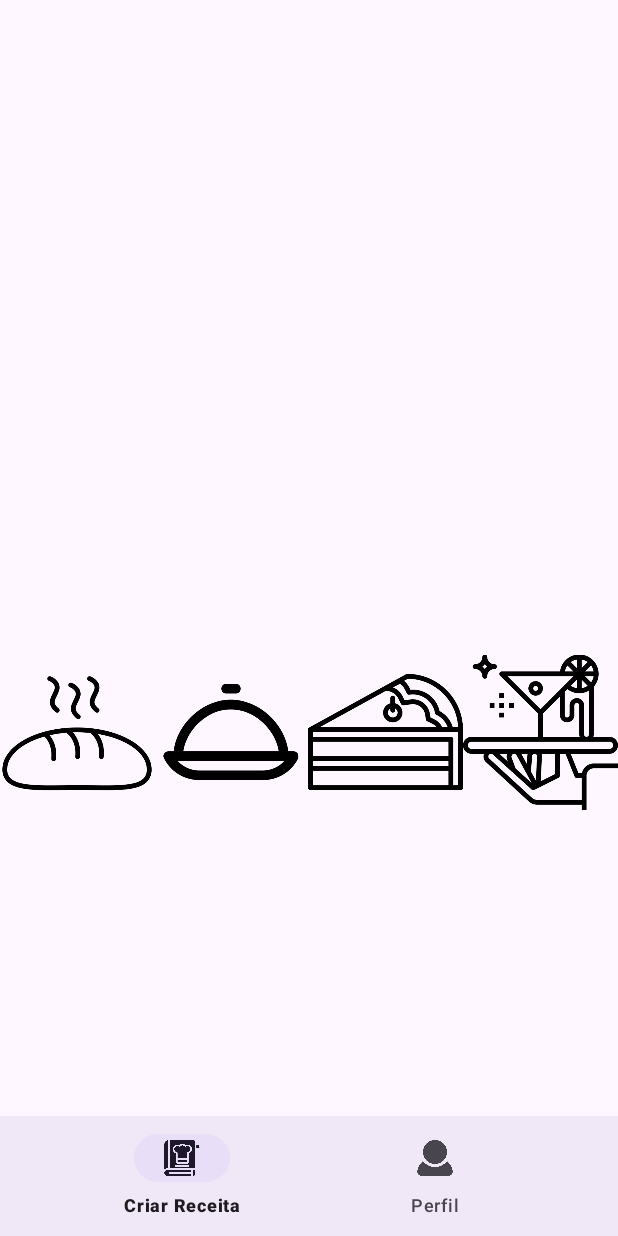
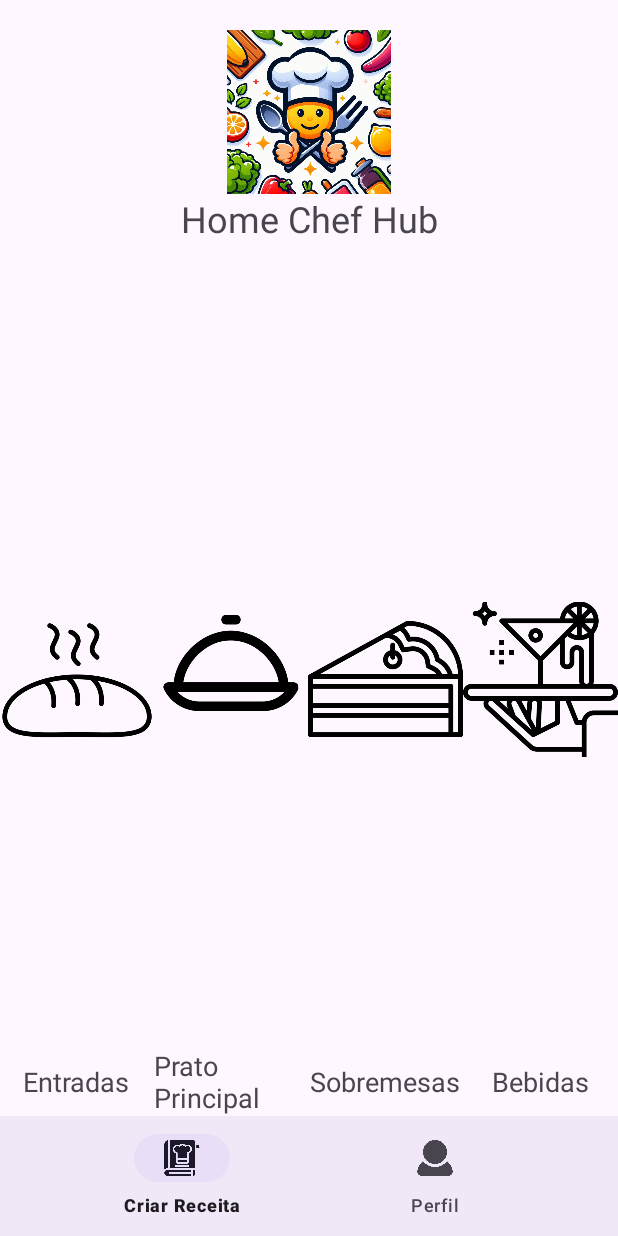
Before and after one commit to WilsonGorosthides/AppReceitas, an Android app: the layout activity_home.xml on its own in the app's theme, with its tools: preview values and no code run, on a phone screen of 412 x 824 dp. Run offline under Robolectric (Android 15) with nearby library versions, the phone set to English and light mode, and no system bars.

Commit message:
Update HomeActivity

```diff
--- a/app/src/main/res/layout/activity_home.xml
+++ b/app/src/main/res/layout/activity_home.xml
@@ -5,6 +5,28 @@
     android:layout_width="match_parent"
     android:layout_height="match_parent"
     tools:context=".activities.HomeActivity">
+
+    <ImageView
+        android:id="@+id/imageView"
+        android:layout_width="125dp"
+        android:layout_height="109dp"
+        android:layout_marginTop="20dp"
+        android:layout_marginBottom="20dp"
+        app:layout_constraintTop_toTopOf="parent"
+        app:layout_constraintStart_toStartOf="parent"
+        app:layout_constraintEnd_toEndOf="parent"
+        app:srcCompat="@drawable/logoapp" />
+
+    <TextView
+        android:id="@+id/txt_title"
+        android:layout_width="wrap_content"
+        android:layout_height="wrap_content"
+        android:text="@string/app_name"
+        android:textSize="24sp"
+        app:layout_constraintTop_toBottomOf="@id/imageView"
+        app:layout_constraintStart_toStartOf="parent"
+        app:layout_constraintEnd_toEndOf="parent"
+        android:layout_marginBottom="20dp" />
 
     <FrameLayout
         android:id="@+id/fragment_container"
@@ -18,46 +40,98 @@
         android:layout_width="0dp"
         android:layout_height="wrap_content"
         android:orientation="horizontal"
+        android:gravity="center"
         android:layout_gravity="bottom"
         android:background="?android:attr/windowBackground"
         app:layout_constraintBottom_toTopOf="@+id/bottom_navigation"
         app:layout_constraintStart_toStartOf="parent"
         app:layout_constraintEnd_toEndOf="parent"
-        app:layout_constraintTop_toBottomOf="@id/fragment_container"
+        app:layout_constraintTop_toBottomOf="@id/fragment_container">
+
+        <LinearLayout
+            android:layout_width="0dp"
+            android:layout_height="wrap_content"
+            android:orientation="vertical"
+            android:layout_weight="1"
             android:gravity="center">
 
             <ImageView
                 android:id="@+id/icon_entradas"
-            android:layout_width="0dp"
+                android:layout_width="wrap_content"
                 android:layout_height="wrap_content"
-            android:layout_weight="1"
                 android:src="@drawable/ic_entradas"
                 android:contentDescription="@string/entradas" />
 
+            <TextView
+                android:layout_width="wrap_content"
+                android:layout_height="wrap_content"
+                android:text="@string/entradas"
+                android:textSize="18sp" />
+
+        </LinearLayout>
+
+        <LinearLayout
+            android:layout_width="0dp"
+            android:layout_height="wrap_content"
+            android:orientation="vertical"
+            android:layout_weight="1"
+            android:gravity="center">
+
             <ImageView
                 android:id="@+id/icon_principal"
+                android:layout_width="wrap_content"
+                android:layout_height="wrap_content"
+                android:contentDescription="@string/principal"
+                android:src="@drawable/ic_principal" />
+
+            <TextView
+                android:layout_width="wrap_content"
+                android:layout_height="wrap_content"
+                android:text="@string/principal"
+                android:textSize="18sp" />
+        </LinearLayout>
+
+        <LinearLayout
             android:layout_width="0dp"
             android:layout_height="wrap_content"
+            android:orientation="vertical"
             android:layout_weight="1"
-            android:src="@drawable/ic_principal"
-            android:contentDescription="@string/principal" />
+            android:gravity="center">
 
             <ImageView
                 android:id="@+id/icon_sobremesas"
-            android:layout_width="0dp"
+                android:layout_width="wrap_content"
                 android:layout_height="wrap_content"
-            android:layout_weight="1"
                 android:src="@drawable/ic_sobremesas"
                 android:contentDescription="@string/sobremesas" />
 
+            <TextView
+                android:layout_width="wrap_content"
+                android:layout_height="wrap_content"
+                android:text="@string/sobremesas"
+                android:textSize="18sp" />
+        </LinearLayout>
+
+        <LinearLayout
+            android:layout_width="0dp"
+            android:layout_height="wrap_content"
+            android:orientation="vertical"
+            android:layout_weight="1"
+            android:gravity="center">
+
             <ImageView
                 android:id="@+id/icon_bebidas"
-            android:layout_width="0dp"
+                android:layout_width="wrap_content"
                 android:layout_height="wrap_content"
-            android:layout_weight="1"
                 android:src="@drawable/ic_bebidas"
                 android:contentDescription="@string/bebidas" />
 
+            <TextView
+                android:layout_width="wrap_content"
+                android:layout_height="wrap_content"
+                android:text="@string/bebidas"
+                android:textSize="18sp" />
+        </LinearLayout>
     </LinearLayout>
 
     <com.google.android.material.bottomnavigation.BottomNavigationView
@@ -69,5 +143,7 @@
         app:menu="@menu/bottom_navigation_menu"
         app:layout_constraintBottom_toBottomOf="parent"
         app:layout_constraintStart_toStartOf="parent"
-        app:layout_constraintEnd_toEndOf="parent"/>
+        app:layout_constraintEnd_toEndOf="parent" >
+
+    </com.google.android.material.bottomnavigation.BottomNavigationView>
 </androidx.constraintlayout.widget.ConstraintLayout>
```
Also changed, not shown: app/src/main/java/com/example/appreceitas/activities/HomeActivity.java (+21 -18 lines), app/src/main/java/com/example/appreceitas/fragments/RecipesListFragment.java (deleted, +0 -49 lines), app/src/main/java/com/example/appreceitas/fragments/RecipesListFragmentBebidas.java (added, +66 -0 lines), app/src/main/java/com/example/appreceitas/fragments/RecipesListFragmentEntrada.java (added, +66 -0 lines), app/src/main/java/com/example/appreceitas/fragments/RecipesListFragmentPrincipal.java (added, +66 -0 lines), app/src/main/java/com/example/appreceitas/fragments/RecipesListFragmentSobremesa.java (added, +66 -0 lines), app/src/main/res/layout/fragment_recipes_list_bebidas.xml (added, +14 -0 lines), app/src/main/res/layout/fragment_recipes_list_entrada.xml (added, +14 -0 lines), app/src/main/res/layout/fragment_recipes_list_principal.xml (added, +14 -0 lines), app/src/main/res/layout/fragment_recipes_list_sobremesa.xml (added, +14 -0 lines). Lines whose indentation alone changed are shown as unchanged.
